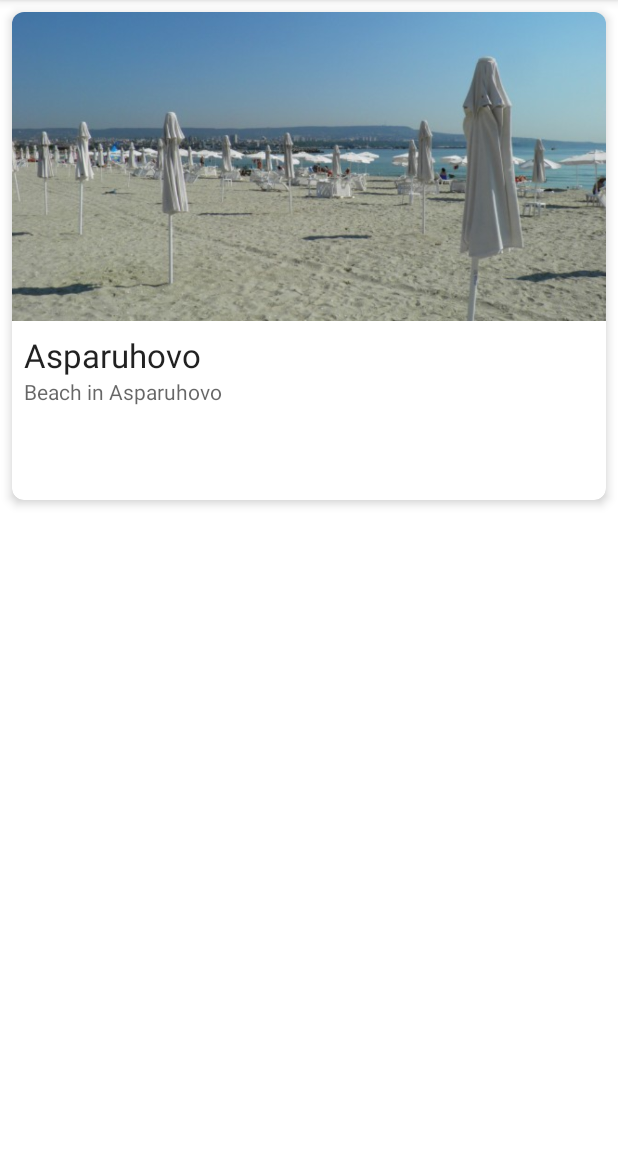
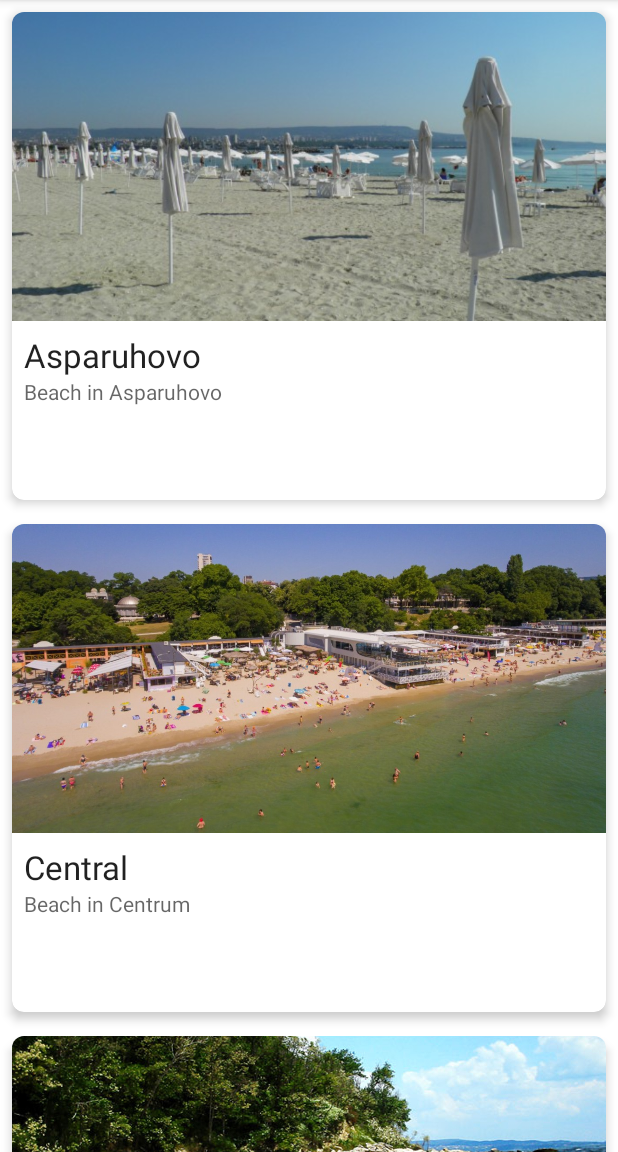
Before and after one commit to xameYeoh/varna-beach, an Android app: the screen it shows after launch (MainActivity), on a phone screen of 412 x 824 dp, the part 84-1236 px from its top. Run offline under Robolectric (Android 15) with nearby library versions, the light colour scheme and no system bars; our stand-ins replace Room's generated code, Volley; pictures from the network do not load.

Commit message:
added more beaches to database, added locale strings for br, ru; Added detail activity for beach which accepts selected Beach object in intent , made Beach serializable

```diff
--- a/app/build.gradle
+++ b/app/build.gradle
@@ -37,6 +37,7 @@ dependencies {
     def room_version = "2.4.0"
     def lifecycle_version = "2.4.0"
 
+    implementation 'com.google.code.gson:gson:2.8.9'
     implementation "androidx.lifecycle:lifecycle-viewmodel:$lifecycle_version"
     implementation "androidx.room:room-runtime:$room_version"
     annotationProcessor "androidx.room:room-compiler:$room_version"
--- a/app/src/main/AndroidManifest.xml
+++ b/app/src/main/AndroidManifest.xml
@@ -1,7 +1,7 @@
 <?xml version="1.0" encoding="utf-8"?>
 <manifest xmlns:android="http://schemas.android.com/apk/res/android"
     package="com.getman.varnabeach">
-
+    <uses-permission android:name="android.permission.INTERNET"/>
     <application
         android:allowBackup="true"
         android:icon="@mipmap/ic_launcher"
@@ -9,6 +9,9 @@
         android:roundIcon="@mipmap/ic_launcher_round"
         android:supportsRtl="true"
         android:theme="@style/Theme.VarnaBeach">
+        <activity
+            android:name=".BeachDetailActivity"
+            android:exported="false" />
         <activity
             android:name=".MainActivity"
             android:exported="true">
--- a/app/src/main/java/com/getman/varnabeach/data/Repository.java
+++ b/app/src/main/java/com/getman/varnabeach/data/Repository.java
@@ -2,9 +2,10 @@ package com.getman.varnabeach.data;
 
 import android.app.Application;
 import android.content.Context;
+import android.util.Log;
+import android.widget.Toast;
 
 import androidx.lifecycle.LiveData;
-import androidx.room.Room;
 
 import com.android.volley.NetworkResponse;
 import com.android.volley.Request;
@@ -13,6 +14,9 @@ import com.getman.varnabeach.BuildConfig;
 import com.getman.varnabeach.room.Beach;
 import com.getman.varnabeach.room.BeachDAO;
 import com.getman.varnabeach.room.BeachDatabase;
+
+import org.json.JSONException;
+import org.json.JSONObject;
 
 import java.time.Instant;
 import java.time.temporal.ChronoUnit;
@@ -27,6 +31,7 @@ public class Repository {
 
     private final Context context;
     private final LiveData<List<Beach>> allBeaches;
+    private final Map<String, String> beachConditions;
     private final BeachDAO beachDAO;
 
     public Repository(Application application) {
@@ -34,12 +39,16 @@ public class Repository {
         BeachDatabase db = BeachDatabase.getInstance(application);
 
         beachDAO = db.beachDao();
-        allBeaches = beachDAO.getAll();
+        allBeaches = beachDAO.getAllOrderByName();
+
+        beachConditions = new HashMap<>();
     }
 
     public LiveData<List<Beach>> getAllBeaches() {
         return allBeaches;
     }
+
+    public Map<String, String> getBeachConditions() { return beachConditions; }
 
     public void requestAndDisplayConditions(String lat, String lng) {
         VolleyHelper helper = VolleyHelper.getInstance(context);
@@ -54,7 +63,7 @@ public class Repository {
         CacheRequest request = new CacheRequest(
                 Request.Method.GET,
                 url,
-                this::displayOnScreen,
+                this::updateMap,
                 this::displayError) {
             @Override
             public Map<String, String> getHeaders() {
@@ -68,11 +77,16 @@ public class Repository {
         helper.addToRequestQueue(request);
     }
 
-    private void displayOnScreen(NetworkResponse response) {
-
+    private void updateMap(NetworkResponse response) {
+        try {
+            JSONObject jsonResponse = new JSONObject(new String(response.data));
+        }
+        catch (JSONException je) {
+            Log.d("Parse Error", je.toString());
+        }
     }
 
     private void displayError(VolleyError error) {
-
+        Toast.makeText(context, "Error", Toast.LENGTH_SHORT).show();
     }
 }
--- a/app/src/main/java/com/getman/varnabeach/recycler/BeachViewHolder.java
+++ b/app/src/main/java/com/getman/varnabeach/recycler/BeachViewHolder.java
@@ -1,5 +1,6 @@
 package com.getman.varnabeach.recycler;
 
+import android.content.Intent;
 import android.net.Uri;
 import android.view.LayoutInflater;
 import android.view.View;
@@ -9,6 +10,7 @@ import android.widget.TextView;
 
 import androidx.recyclerview.widget.RecyclerView;
 
+import com.getman.varnabeach.BeachDetailActivity;
 import com.getman.varnabeach.R;
 import com.getman.varnabeach.room.Beach;
 
@@ -29,6 +31,7 @@ public class BeachViewHolder extends RecyclerView.ViewHolder {
     public static BeachViewHolder create(ViewGroup parent) {
         View view = LayoutInflater.from(parent.getContext())
                 .inflate(R.layout.beach_card, parent, false);
+
         return new BeachViewHolder(view);
     }
 
@@ -36,5 +39,11 @@ public class BeachViewHolder extends RecyclerView.ViewHolder {
         image.setImageURI(Uri.parse(beach.imageURI));
         title.setText(beach.name);
         description.setText(beach.description);
+
+        image.getRootView().setOnClickListener(v -> {
+            Intent intent = new Intent(v.getContext(), BeachDetailActivity.class);
+            intent.putExtra(BeachDetailActivity.BEACH, beach);
+            image.getContext().startActivity(intent);
+        });
     }
 }
--- a/app/src/main/java/com/getman/varnabeach/room/Beach.java
+++ b/app/src/main/java/com/getman/varnabeach/room/Beach.java
@@ -4,10 +4,11 @@ import androidx.room.ColumnInfo;
 import androidx.room.Entity;
 import androidx.room.PrimaryKey;
 
+import java.io.Serializable;
 import java.util.Objects;
 
 @Entity
-public class Beach {
+public class Beach implements Serializable {
     @PrimaryKey(autoGenerate = true)
     public int id;
 
--- a/app/src/main/java/com/getman/varnabeach/room/BeachDAO.java
+++ b/app/src/main/java/com/getman/varnabeach/room/BeachDAO.java
@@ -9,8 +9,11 @@ import java.util.List;
 
 @Dao
 public interface BeachDAO {
-    @Query("SELECT * FROM beach")
-    LiveData<List<Beach>> getAll();
+    @Query("SELECT * FROM beach ORDER BY name ASC")
+    LiveData<List<Beach>> getAllOrderByName();
+
+    @Query("DELETE FROM beach")
+    void deleteAll();
 
     @Insert
     void insertAll(Beach... beaches);
--- a/app/src/main/java/com/getman/varnabeach/room/BeachDatabase.java
+++ b/app/src/main/java/com/getman/varnabeach/room/BeachDatabase.java
@@ -50,19 +50,45 @@ public abstract class BeachDatabase extends RoomDatabase {
             super.onCreate(db);
 
             String packageName = context.getPackageName();
+            String centralImagePath = "android.resource://" + packageName + "/" + R.drawable.central;
             String asparuhovoImagePath = "android.resource://" + packageName + "/" + R.drawable.asparuhovo;
+            String galataImagePath = "android.resource://" + packageName + "/" + R.drawable.galata;
+            String goldenSandsImagePath = "android.resource://" + packageName + "/" + R.drawable.golden_sands;
 
-            BeachDAO dao = INSTANCE.beachDao();
+
             databaseWriteExecutor.execute(() -> {
+                BeachDAO dao = INSTANCE.beachDao();
+                dao.deleteAll();
 
                 dao.insertAll(
                         new Beach(
-                                "Asparuhovo",
-                                "Beach in Asparuhovo",
+                                context.getString(R.string.central),
+                                context.getString(R.string.central_description),
+                                "43.199786",
+                                "27.923486",
+                                centralImagePath
+                        ),
+                        new Beach(
+                                context.getString(R.string.asparuhovo),
+                                context.getString(R.string.asparuhovo_description),
                                 "43.177172",
                                 "27.913052",
                                 asparuhovoImagePath
-                                )
+                        ),
+                        new Beach(
+                                context.getString(R.string.galata),
+                                context.getString(R.string.galata_description),
+                                "43.156304",
+                                "27.943984",
+                                galataImagePath
+                        ),
+                        new Beach(
+                                context.getString(R.string.golden_sands),
+                                context.getString(R.string.golden_sands_description),
+                                "43.283441",
+                                "28.045274",
+                                goldenSandsImagePath
+                        )
                 );
             });
         }
--- /dev/null
+++ b/app/src/main/res/values-night/strings.xml
@@ -0,0 +1,8 @@
+<?xml version="1.0" encoding="utf-8"?>
+<resources>
+    <string name="asparuhovo">Asparuhovo</string>
+    <string name="galata">Galata</string>
+    <string name="golden_sands">Golden Sands</string>
+    <string name="central">Central</string>
+    <string name="central_description">Beach in Centrum</string>
+</resources>
--- a/app/src/main/res/values/strings.xml
+++ b/app/src/main/res/values/strings.xml
@@ -1,4 +1,12 @@
 <resources>
     <string name="app_name">VarnaBeach</string>
     <string name="beach_image">Beach image</string>
+    <string name="asparuhovo">Asparuhovo</string>
+    <string name="galata">Galata</string>
+    <string name="golden_sands">Golden Sands</string>
+    <string name="asparuhovo_description">Beach in Asparuhovo</string>
+    <string name="galata_description">Beach in Galata</string>
+    <string name="golden_sands_description">Beach in Golden Sands</string>
+    <string name="central">Central</string>
+    <string name="central_description">Beach in Centrum</string>
 </resources>
```
Also changed, not shown: app/src/main/java/com/getman/varnabeach/BeachDetailActivity.java (added, +26 -0 lines), app/src/main/res/layout/activity_beach_detail.xml (added, +13 -0 lines), app/src/main/res/drawable/central.jpg (added), app/src/main/res/drawable/golden_sands.jpeg (deleted), app/src/main/res/drawable/golden_sands.jpg (added), 2 other files.
